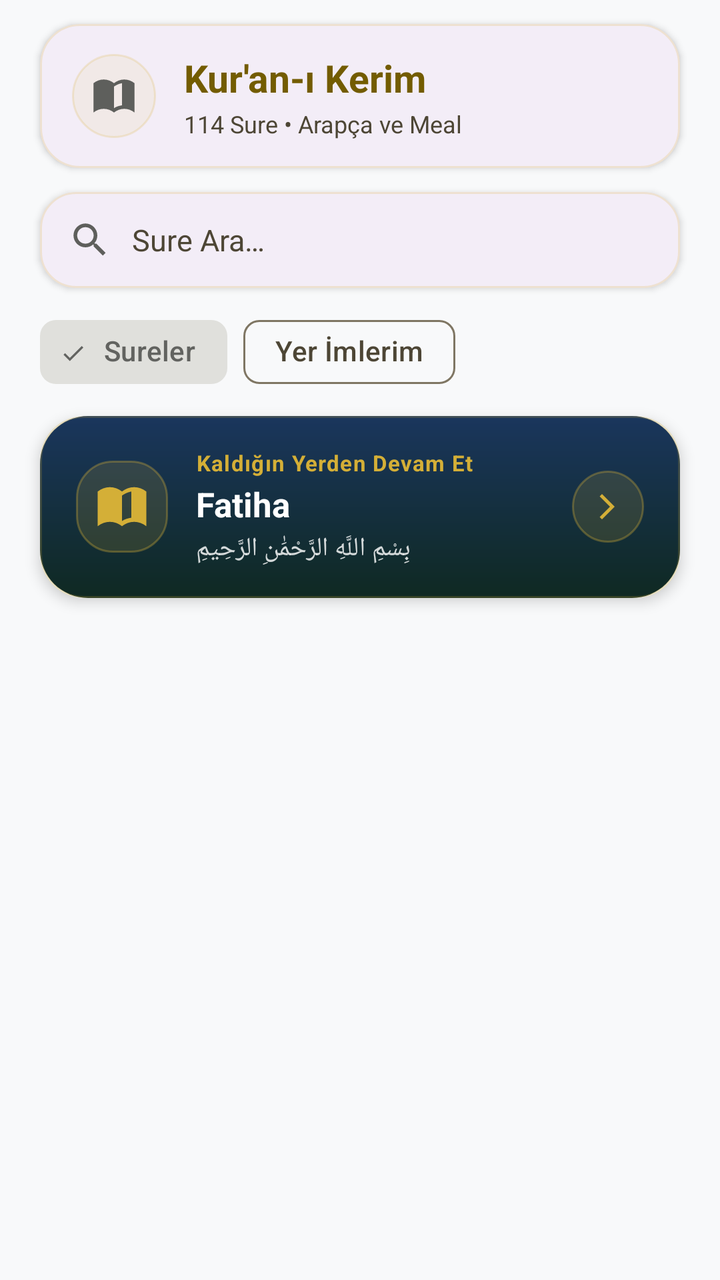
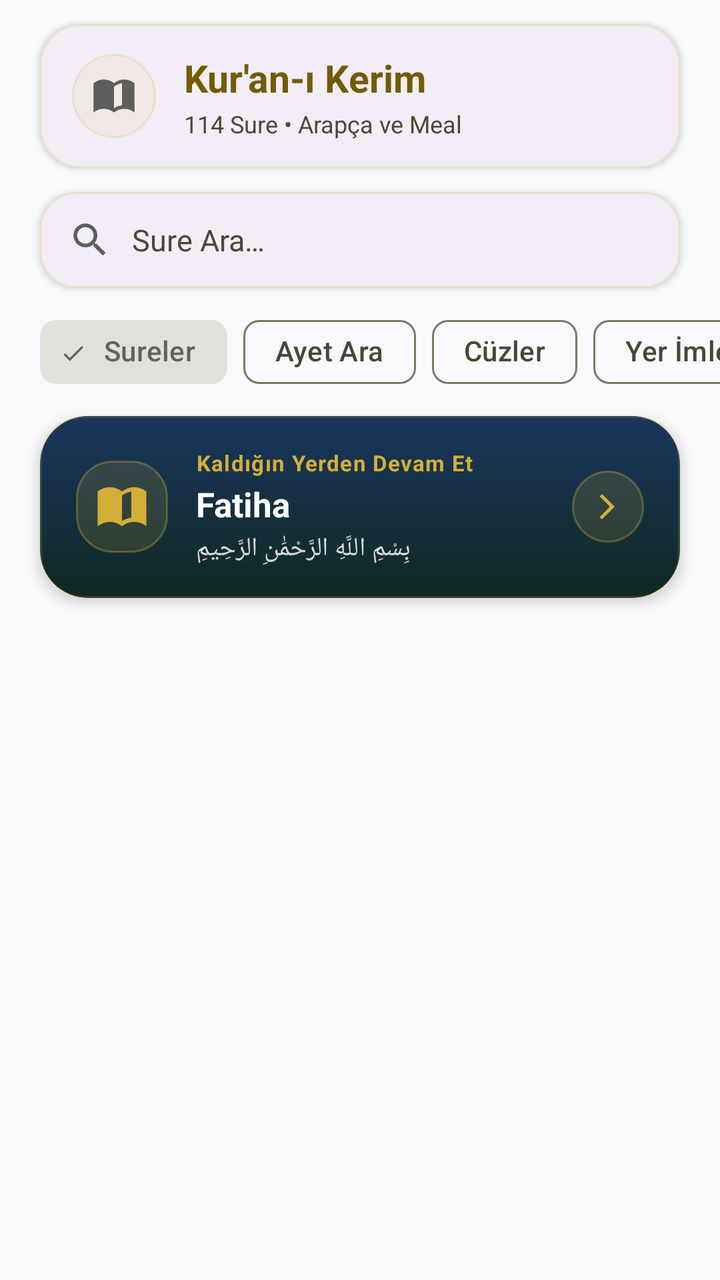

Two renders of the same Android screen: before a commit and after it. Below are the layout's source before the change and the commit's diff.
<!-- AndroidManifest.xml: application theme Theme.Hilalim -->
<!-- res/layout/fragment_quran.xml -->
<?xml version="1.0" encoding="utf-8"?>
<androidx.constraintlayout.widget.ConstraintLayout xmlns:android="http://schemas.android.com/apk/res/android"
    xmlns:app="http://schemas.android.com/apk/res-auto"
    android:layout_width="match_parent"
    android:layout_height="match_parent"
    android:background="?attr/colorSurface">

    
    <com.google.android.material.card.MaterialCardView
        android:id="@+id/card_quran_header"
        android:layout_width="match_parent"
        android:layout_height="wrap_content"
        android:layout_marginHorizontal="20dp"
        android:layout_marginTop="12dp"
        app:cardBackgroundColor="?attr/colorSurfaceContainer"
        app:cardCornerRadius="20dp"
        app:cardElevation="2dp"
        app:layout_constraintTop_toTopOf="parent"
        app:strokeColor="@color/card_stroke"
        app:strokeWidth="1dp">

        <LinearLayout
            android:id="@+id/header_layout"
            android:layout_width="match_parent"
            android:layout_height="wrap_content"
            android:gravity="center_vertical"
            android:orientation="horizontal"
            android:paddingHorizontal="16dp"
            android:paddingVertical="14dp">

            <ImageView
                android:layout_width="42dp"
                android:layout_height="42dp"
                android:background="@drawable/bg_tool_icon"
                android:contentDescription="@null"
                android:padding="10dp"
                android:src="@drawable/ic_quran_rounded"
                app:tint="?attr/colorSecondary" />

            <LinearLayout
                android:layout_width="0dp"
                android:layout_height="wrap_content"
                android:layout_marginStart="14dp"
                android:layout_weight="1"
                android:orientation="vertical">

                <TextView
                    android:id="@+id/tv_title"
                    android:layout_width="wrap_content"
                    android:layout_height="wrap_content"
                    android:text="@string/quran_main_title"
                    android:textColor="?attr/colorPrimary"
                    android:textSize="19sp"
                    android:textStyle="bold" />

                <TextView
                    android:id="@+id/tv_subtitle"
                    android:layout_width="wrap_content"
                    android:layout_height="wrap_content"
                    android:layout_marginTop="2dp"
                    android:text="@string/quran_subtitle"
                    android:textColor="?attr/colorOnSurfaceVariant"
                    android:textSize="12sp" />
            </LinearLayout>
        </LinearLayout>
    </com.google.android.material.card.MaterialCardView>

    
    <com.google.android.material.card.MaterialCardView
        android:id="@+id/search_container"
        android:layout_width="match_parent"
        android:layout_height="wrap_content"
        android:layout_marginHorizontal="20dp"
        android:layout_marginTop="12dp"
        app:cardBackgroundColor="?attr/colorSurfaceContainer"
        app:cardCornerRadius="18dp"
        app:cardElevation="2dp"
        app:layout_constraintTop_toBottomOf="@id/card_quran_header"
        app:strokeColor="@color/card_stroke"
        app:strokeWidth="1dp">

        <LinearLayout
            android:layout_width="match_parent"
            android:layout_height="48dp"
            android:gravity="center_vertical"
            android:orientation="horizontal"
            android:paddingHorizontal="14dp">

            <ImageView
                android:layout_width="22dp"
                android:layout_height="22dp"
                android:contentDescription="@string/sure_ara"
                android:src="@drawable/ic_search_rounded"
                app:tint="?attr/colorSecondary" />

            <EditText
                android:id="@+id/et_search"
                android:layout_width="0dp"
                android:layout_height="match_parent"
                android:layout_marginStart="10dp"
                android:layout_weight="1"
                android:background="@android:color/transparent"
                android:hint="@string/sure_ara"
                android:imeOptions="actionSearch"
                android:importantForAutofill="no"
                android:inputType="text"
                android:singleLine="true"
                android:textColor="?attr/colorOnSurface"
                android:textColorHint="?attr/colorOnSurfaceVariant"
                android:textSize="15sp" />

            <ImageView
                android:id="@+id/btn_clear_search"
                android:layout_width="32dp"
                android:layout_height="32dp"
                android:background="?attr/selectableItemBackgroundBorderless"
                android:clickable="true"
                android:contentDescription="@string/quran_clear_search"
                android:focusable="true"
                android:padding="6dp"
                android:src="@drawable/ic_close"
                android:visibility="gone"
                app:tint="?attr/colorOnSurfaceVariant" />
        </LinearLayout>
    </com.google.android.material.card.MaterialCardView>

    
    <com.google.android.material.chip.ChipGroup
        android:id="@+id/chip_group_quran_mode"
        android:layout_width="match_parent"
        android:layout_height="wrap_content"
        android:layout_marginHorizontal="20dp"
        android:layout_marginTop="8dp"
        app:layout_constraintTop_toBottomOf="@id/search_container"
        app:selectionRequired="true"
        app:singleSelection="true">

        <com.google.android.material.chip.Chip
            android:id="@+id/chip_quran_surahs"
            style="@style/Widget.Material3.Chip.Filter"
            android:layout_width="wrap_content"
            android:layout_height="wrap_content"
            android:checked="true"
            android:text="@string/quran_tab_surahs" />

        <com.google.android.material.chip.Chip
            android:id="@+id/chip_quran_bookmarks"
            style="@style/Widget.Material3.Chip.Filter"
            android:layout_width="wrap_content"
            android:layout_height="wrap_content"
            android:text="@string/quran_tab_bookmarks" />
    </com.google.android.material.chip.ChipGroup>

    
    <com.google.android.material.card.MaterialCardView
        android:id="@+id/card_continue_reading"
        android:layout_width="match_parent"
        android:layout_height="wrap_content"
        android:layout_marginHorizontal="20dp"
        android:layout_marginTop="8dp"
        android:clickable="true"
        android:focusable="true"
        app:cardCornerRadius="22dp"
        app:cardElevation="4dp"
        app:layout_constraintTop_toBottomOf="@id/chip_group_quran_mode"
        app:strokeColor="@color/card_stroke"
        app:strokeWidth="1dp">

        <LinearLayout
            android:layout_width="match_parent"
            android:layout_height="wrap_content"
            android:background="@drawable/bg_dark_gradient_card"
            android:gravity="center_vertical"
            android:orientation="horizontal"
            android:paddingHorizontal="18dp"
            android:paddingVertical="16dp">

            <ImageView
                android:layout_width="46dp"
                android:layout_height="46dp"
                android:background="@drawable/bg_hero_icon"
                android:contentDescription="@null"
                android:padding="10dp"
                android:src="@drawable/ic_quran_rounded"
                app:tint="@color/gold" />

            <LinearLayout
                android:layout_width="0dp"
                android:layout_height="wrap_content"
                android:layout_marginHorizontal="14dp"
                android:layout_weight="1"
                android:orientation="vertical">

                <TextView
                    android:layout_width="wrap_content"
                    android:layout_height="wrap_content"
                    android:letterSpacing="0.04"
                    android:text="@string/quran_continue_reading"
                    android:textColor="@color/gold"
                    android:textSize="11sp"
                    android:textStyle="bold" />

                <TextView
                    android:id="@+id/txt_last_surah_name"
                    android:layout_width="wrap_content"
                    android:layout_height="wrap_content"
                    android:layout_marginTop="2dp"
                    android:text="Fatiha"
                    android:textColor="@color/white"
                    android:textSize="17sp"
                    android:textStyle="bold" />

                <TextView
                    android:id="@+id/txt_last_surah_bismillah"
                    android:layout_width="wrap_content"
                    android:layout_height="wrap_content"
                    android:layout_marginTop="2dp"
                    android:alpha="0.82"
                    android:text="بِسْمِ اللَّهِ الرَّحْمَٰنِ الرَّحِيمِ"
                    android:textColor="@color/white"
                    android:textSize="13sp" />
            </LinearLayout>

            <ImageView
                android:layout_width="36dp"
                android:layout_height="36dp"
                android:background="@drawable/bg_hero_icon"
                android:contentDescription="@null"
                android:padding="8dp"
                android:src="@drawable/ic_forward_arrow"
                app:tint="@color/gold" />
        </LinearLayout>
    </com.google.android.material.card.MaterialCardView>

    <TextView
        android:id="@+id/txt_bookmarks_empty"
        android:layout_width="0dp"
        android:layout_height="wrap_content"
        android:layout_marginHorizontal="32dp"
        android:gravity="center"
        android:text="@string/quran_bookmarks_empty"
        android:textColor="?attr/colorOnSurfaceVariant"
        android:textSize="14sp"
        android:visibility="gone"
        app:layout_constraintBottom_toBottomOf="parent"
        app:layout_constraintEnd_toEndOf="parent"
        app:layout_constraintStart_toStartOf="parent"
        app:layout_constraintTop_toBottomOf="@id/card_continue_reading" />

    <androidx.recyclerview.widget.RecyclerView
        android:id="@+id/rv_surah"
        android:layout_width="match_parent"
        android:layout_height="0dp"
        android:layout_marginTop="6dp"
        android:clipToPadding="false"
        android:paddingTop="4dp"
        android:paddingBottom="20dp"
        app:layout_constraintBottom_toBottomOf="parent"
        app:layout_constraintTop_toBottomOf="@id/card_continue_reading" />

</androidx.constraintlayout.widget.ConstraintLayout>
<!-- resources referenced by this layout -->
<resources>
  <color name="card_stroke">#33D4AF37</color>
  <color name="gold">#D4AF37</color>
  <color name="white">#FFFFFFFF</color>
  <!-- drawable bg_dark_gradient_card (drawable) -->
  <?xml version="1.0" encoding="utf-8"?>
  <shape xmlns:android="http://schemas.android.com/apk/res/android">
      
      <gradient
          android:startColor="#1A365D"
          android:endColor="#0F2922"
          android:angle="270" />
      <corners android:radius="24dp" />
  </shape>
  <!-- drawable bg_hero_icon (drawable) -->
  <?xml version="1.0" encoding="utf-8"?>
  <shape xmlns:android="http://schemas.android.com/apk/res/android"
      android:shape="rectangle">
      <solid android:color="#26D4AF37" />
      <corners android:radius="18dp" />
      <stroke
          android:width="1dp"
          android:color="#55D4AF37" />
  </shape>
  <!-- drawable bg_tool_icon (drawable) -->
  <?xml version="1.0" encoding="utf-8"?>
  <shape xmlns:android="http://schemas.android.com/apk/res/android"
      android:shape="oval">
      <solid android:color="@color/selected_lang_bg" />
      <stroke
          android:width="1dp"
          android:color="@color/card_stroke" />
  </shape>
  <!-- drawable ic_close (drawable) -->
  <vector xmlns:android="http://schemas.android.com/apk/res/android"
      android:width="24dp"
      android:height="24dp"
      android:viewportWidth="24"
      android:viewportHeight="24">
      <path
          android:fillColor="#FFFFFFFF"
          android:pathData="M19,6.41L17.59,5 12,10.59 6.41,5 5,6.41 10.59,12 5,17.59 6.41,19 12,13.41 17.59,19 19,17.59 13.41,12z" />
  </vector>
  <string name="quran_bookmarks_empty">Henüz yer imi eklemediniz.\nAyetlerin üzerindeki kalp simgesine dokunarak kaydedebilirsiniz.</string>
  <string name="quran_clear_search">Aramayı Temizle</string>
  <string name="quran_continue_reading">Kaldığın Yerden Devam Et</string>
  <string name="quran_main_title">Kur\'an-ı Kerim</string>
  <string name="quran_subtitle">114 Sure • Arapça ve Meal</string>
  <string name="quran_tab_bookmarks">Yer İmlerim</string>
  <string name="quran_tab_surahs">Sureler</string>
  <string name="sure_ara">Sure Ara…</string>
  <style name="Theme.Hilalim" parent="Base.Theme.Hilalim" />
  <color name="selected_lang_bg">#15D4AF37</color>
  <color name="md_theme_light_primary">#735C00</color>
  <color name="md_theme_light_onPrimary">#FFFFFF</color>
  <color name="md_theme_light_primaryContainer">#D4AF37</color>
  <color name="md_theme_light_onPrimaryContainer">#554300</color>
  <color name="md_theme_light_secondary">#5E5F5C</color>
  <color name="md_theme_light_onSecondary">#FFFFFF</color>
  <color name="md_theme_light_secondaryContainer">#E0E0DC</color>
  <color name="md_theme_light_onSecondaryContainer">#626360</color>
  <color name="md_theme_light_tertiary">#5F5F56</color>
  <color name="md_theme_light_onTertiary">#FFFFFF</color>
  <color name="md_theme_light_tertiaryContainer">#B4B3A8</color>
  <color name="md_theme_light_onTertiaryContainer">#45453D</color>
  <color name="md_theme_light_background">#F8F9FA</color>
  <color name="md_theme_light_surface">#F8F9FA</color>
  <color name="md_theme_light_onSurface">#191C1D</color>
  <color name="md_theme_light_surfaceVariant">#E1E3E4</color>
  <color name="md_theme_light_onSurfaceVariant">#4D4635</color>
  <color name="md_theme_light_outline">#7F7663</color>
  <color name="md_theme_light_inverseSurface">#2E3132</color>
  <color name="md_theme_light_inverseOnSurface">#EFF1F2</color>
  <color name="md_theme_light_error">#BA1A1A</color>
  <color name="md_theme_light_onError">#FFFFFF</color>
  <color name="md_theme_light_errorContainer">#FFDAD6</color>
  <color name="md_theme_light_onErrorContainer">#93000A</color>
  <!-- unchanged entries left out for length: 4 -->
</resources>

<!-- the commit's change to res/layout/fragment_quran.xml (unified diff, before → after) -->
@@ -121,35 +121,60 @@
                 android:src="@drawable/ic_close"
                 android:visibility="gone"
                 app:tint="?attr/colorOnSurfaceVariant" />
+
         </LinearLayout>
     </com.google.android.material.card.MaterialCardView>
 
     
-    <com.google.android.material.chip.ChipGroup
-        android:id="@+id/chip_group_quran_mode"
-        android:layout_width="match_parent"
-        android:layout_height="wrap_content"
-        android:layout_marginHorizontal="20dp"
+
+    <HorizontalScrollView
+        android:id="@+id/chip_group_scroll"
+        android:layout_width="match_parent"
+        android:layout_height="wrap_content"
         android:layout_marginTop="8dp"
-        app:layout_constraintTop_toBottomOf="@id/search_container"
-        app:selectionRequired="true"
-        app:singleSelection="true">
-
-        <com.google.android.material.chip.Chip
-            android:id="@+id/chip_quran_surahs"
-            style="@style/Widget.Material3.Chip.Filter"
+        android:clipToPadding="false"
+        android:paddingHorizontal="20dp"
+        android:scrollbars="none"
+        app:layout_constraintTop_toBottomOf="@id/search_container">
+
+        <com.google.android.material.chip.ChipGroup
+            android:id="@+id/chip_group_quran_mode"
             android:layout_width="wrap_content"
             android:layout_height="wrap_content"
-            android:checked="true"
-            android:text="@string/quran_tab_surahs" />
-
-        <com.google.android.material.chip.Chip
-            android:id="@+id/chip_quran_bookmarks"
-            style="@style/Widget.Material3.Chip.Filter"
-            android:layout_width="wrap_content"
-            android:layout_height="wrap_content"
-            android:text="@string/quran_tab_bookmarks" />
-    </com.google.android.material.chip.ChipGroup>
+            app:selectionRequired="true"
+            app:singleLine="true"
+            app:singleSelection="true">
+
+            <com.google.android.material.chip.Chip
+                android:id="@+id/chip_quran_surahs"
+                style="@style/Widget.Material3.Chip.Filter"
+                android:layout_width="wrap_content"
+                android:layout_height="wrap_content"
+                android:checked="true"
+                android:text="@string/quran_tab_surahs" />
+
+            <com.google.android.material.chip.Chip
+                android:id="@+id/chip_quran_search_verses"
+                style="@style/Widget.Material3.Chip.Filter"
+                android:layout_width="wrap_content"
+                android:layout_height="wrap_content"
+                android:text="@string/quran_tab_search_verses" />
+
+            <com.google.android.material.chip.Chip
+                android:id="@+id/chip_quran_juz"
+                style="@style/Widget.Material3.Chip.Filter"
+                android:layout_width="wrap_content"
+                android:layout_height="wrap_content"
+                android:text="@string/quran_tab_juz" />
+
+            <com.google.android.material.chip.Chip
+                android:id="@+id/chip_quran_bookmarks"
+                style="@style/Widget.Material3.Chip.Filter"
+                android:layout_width="wrap_content"
+                android:layout_height="wrap_content"
+                android:text="@string/quran_tab_bookmarks" />
+        </com.google.android.material.chip.ChipGroup>
+    </HorizontalScrollView>
 
     
     <com.google.android.material.card.MaterialCardView
@@ -162,7 +187,7 @@
         android:focusable="true"
         app:cardCornerRadius="22dp"
         app:cardElevation="4dp"
-        app:layout_constraintTop_toBottomOf="@id/chip_group_quran_mode"
+        app:layout_constraintTop_toBottomOf="@id/chip_group_scroll"
         app:strokeColor="@color/card_stroke"
         app:strokeWidth="1dp">
 
<!-- resource entries referenced after the edit -->
@@ -48,6 +48,8 @@
   <string name="quran_main_title">Kur\'an-ı Kerim</string>
   <string name="quran_subtitle">114 Sure • Arapça ve Meal</string>
   <string name="quran_tab_bookmarks">Yer İmlerim</string>
+  <string name="quran_tab_juz">Cüzler</string>
+  <string name="quran_tab_search_verses">Ayet Ara</string>
   <string name="quran_tab_surahs">Sureler</string>
   <string name="sure_ara">Sure Ara…</string>
   <style name="Theme.Hilalim" parent="Base.Theme.Hilalim" />
